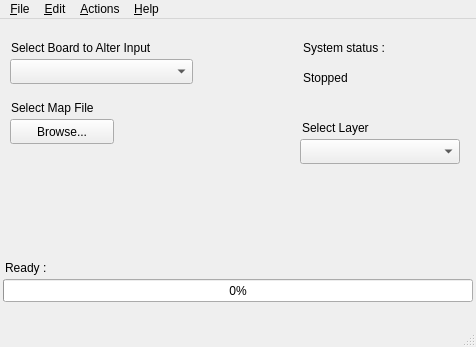
First picture: the form in KBD/mainwindow.ui, repository D7R103/KBD, before the edit.
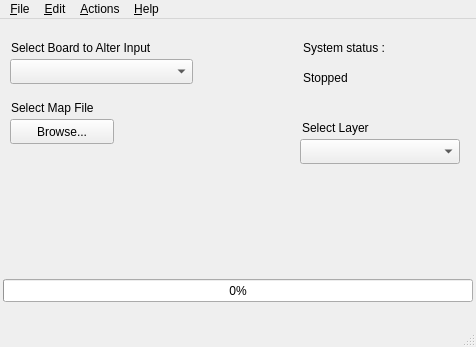
Second picture: the form after the edit.

Commit message: Added dialog box (spawned from FileEditor)

```diff
--- a/KBD/mainwindow.ui
+++ b/KBD/mainwindow.ui
@@ -78,19 +78,6 @@
      <bool>false</bool>
     </property>
    </widget>
-   <widget class="QLabel" name="lbl_progstatus">
-    <property name="geometry">
-     <rect>
-      <x>5</x>
-      <y>240</y>
-      <width>465</width>
-      <height>17</height>
-     </rect>
-    </property>
-    <property name="text">
-     <string>Ready :</string>
-    </property>
-   </widget>
    <widget class="QPushButton" name="btn_selectfile">
     <property name="geometry">
      <rect>
```
Left out of the diff: 10 changed lines with no effect on the pictures. The commit also changes 7 other files.
